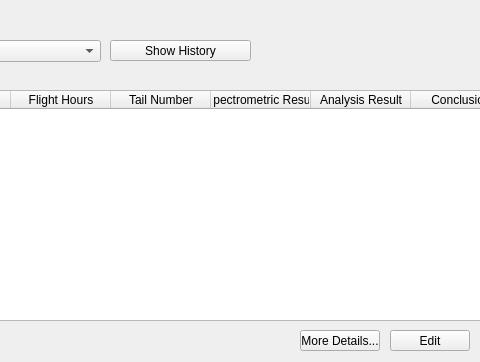
peterooch/DigiFerro, file history.ui: the form before one commit; both pictures show x 310 to 790 and y 0 to 362 of the 977 by 362 pixel window.
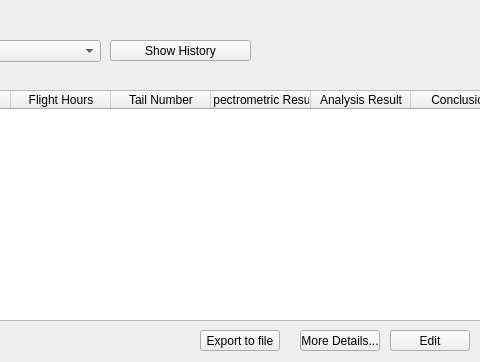
The form after the commit.

Commit message: Add exporting of history data to file

```diff
--- a/history.ui
+++ b/history.ui
@@ -138,6 +138,19 @@
     <string>More Details...</string>
    </property>
   </widget>
+  <widget class="QPushButton" name="exportButton">
+   <property name="geometry">
+    <rect>
+     <x>510</x>
+     <y>330</y>
+     <width>80</width>
+     <height>21</height>
+    </rect>
+   </property>
+   <property name="text">
+    <string>Export to file</string>
+   </property>
+  </widget>
   <widget class="QPushButton" name="pushButton_4">
    <property name="geometry">
     <rect>
```
Left out of the diff: 2 changed lines with no effect on the pictures. The commit also changes 3 other files.
